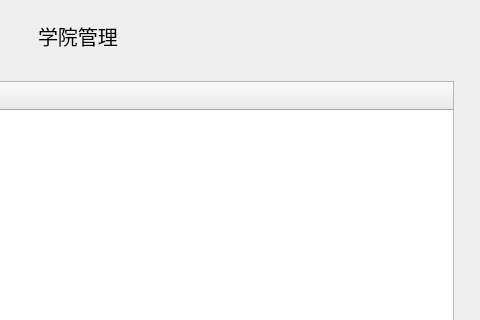
The window that ui/originalUIFile/adminCollegeManage.ui (AngXue/stuCour-SelMS) describes before a commit, drawn with Qt 5; both pictures show x 312 to 792 and y 0 to 320 of the 792 by 692 pixel window.
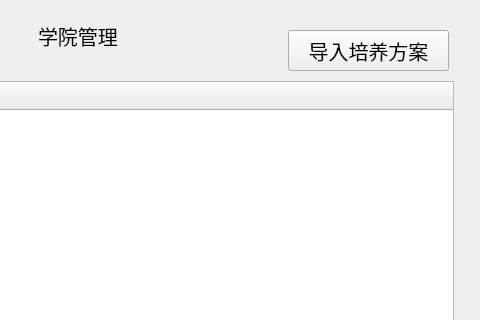
The same window after the commit.

Patch:
```diff
--- a/ui/originalUIFile/adminCollegeManage.ui
+++ b/ui/originalUIFile/adminCollegeManage.ui
@@ -76,6 +76,19 @@
     <string>导入学院专业</string>
    </property>
   </widget>
+  <widget class="QPushButton" name="uploadTrainButton">
+   <property name="geometry">
+    <rect>
+     <x>600</x>
+     <y>30</y>
+     <width>161</width>
+     <height>41</height>
+    </rect>
+   </property>
+   <property name="text">
+    <string>导入培养方案</string>
+   </property>
+  </widget>
  </widget>
  <resources/>
  <connections/>
```
Left out of the diff: 2 changed lines with no effect on the pictures.
